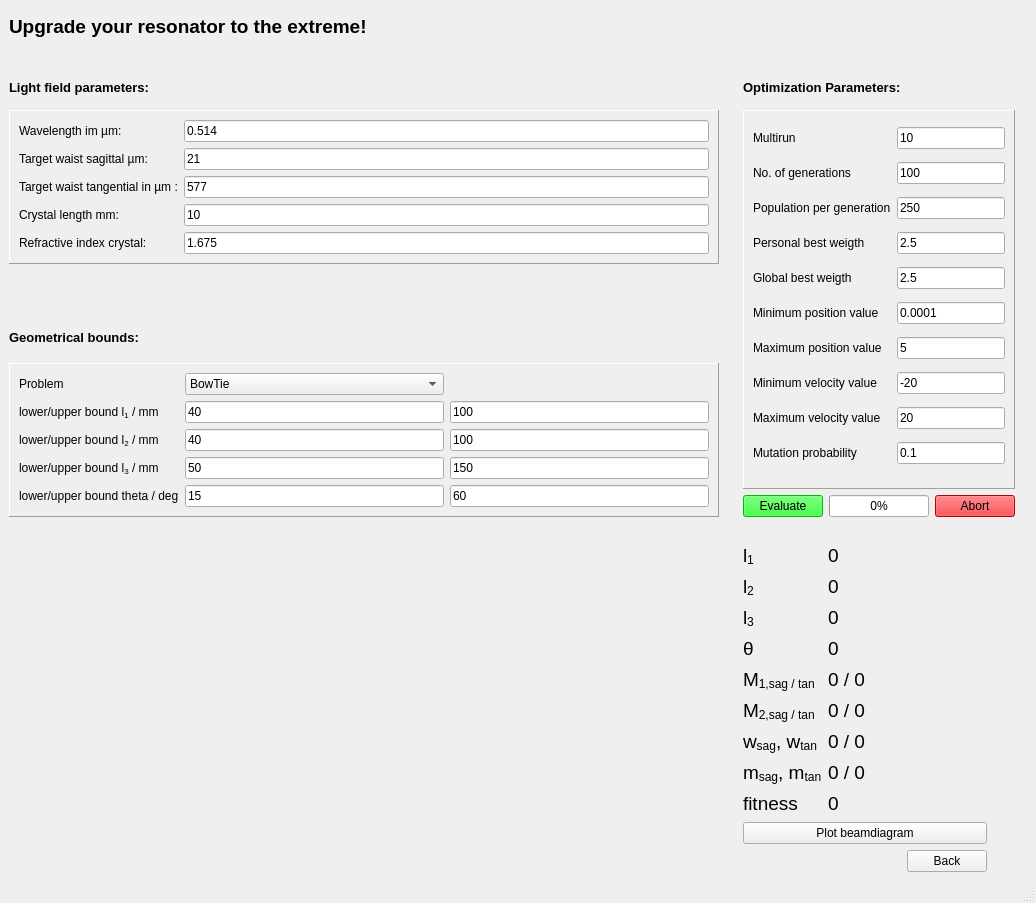
Before: the Qt Designer form assets/resonator_window.ui in NiceLaserGuy/GRay-CAD-2, drawn with Qt 5.
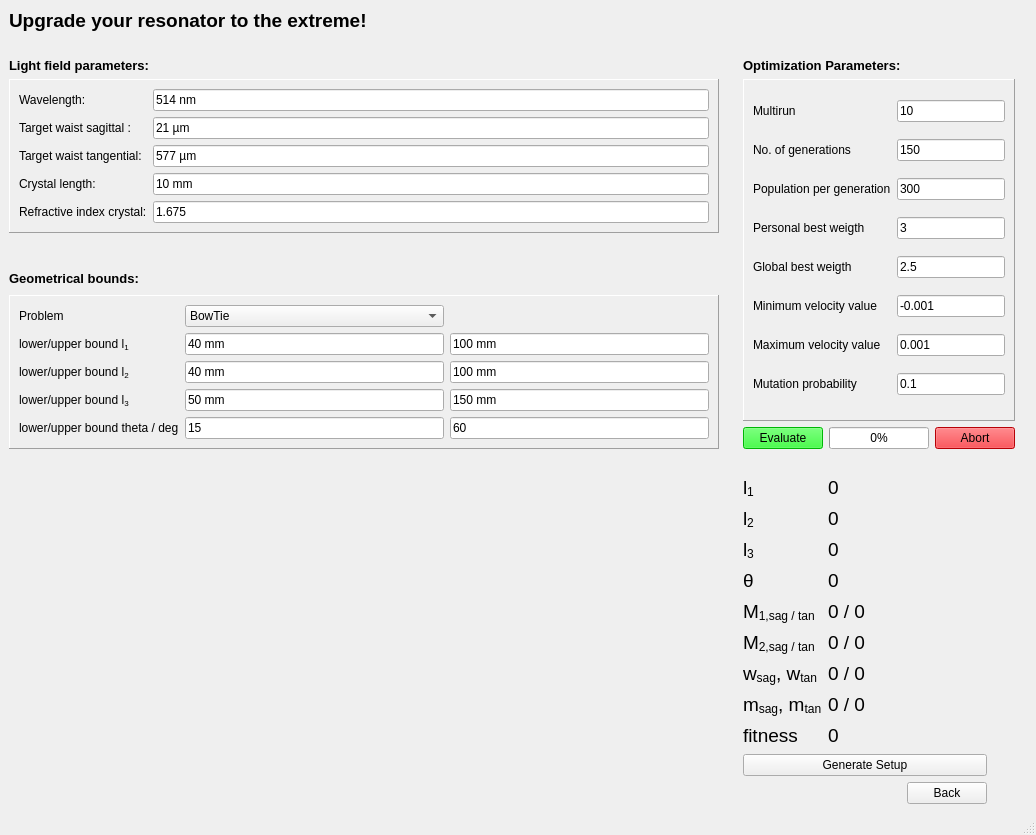
After: the same form once the commit is applied. Icons and pictures are not drawn.

Patch:
```diff
--- a/assets/resonator_window.ui
+++ b/assets/resonator_window.ui
@@ -7,7 +7,7 @@
     <x>0</x>
     <y>0</y>
     <width>1036</width>
-    <height>903</height>
+    <height>827</height>
    </rect>
   </property>
   <property name="windowTitle">
@@ -66,13 +66,6 @@
        <number>1</number>
       </property>
       <layout class="QGridLayout" name="gridLayout_3">
-       <item row="0" column="1">
-        <widget class="QLineEdit" name="edit_num_runs">
-         <property name="text">
-          <string>10</string>
-         </property>
-        </widget>
-       </item>
        <item row="0" column="0">
         <widget class="QLabel" name="label_30">
          <property name="text">
@@ -80,6 +73,20 @@
          </property>
         </widget>
        </item>
+       <item row="0" column="1">
+        <widget class="QLineEdit" name="edit_num_runs">
+         <property name="text">
+          <string>10</string>
+         </property>
+        </widget>
+       </item>
+       <item row="1" column="1">
+        <widget class="QLineEdit" name="edit_generation_number">
+         <property name="text">
+          <string>150</string>
+         </property>
+        </widget>
+       </item>
        <item row="3" column="0">
         <widget class="QLabel" name="label_10">
          <property name="text">
@@ -87,13 +94,6 @@
          </property>
         </widget>
        </item>
-       <item row="5" column="0">
-        <widget class="QLabel" name="label_17">
-         <property name="text">
-          <string>Minimum position value</string>
-         </property>
-        </widget>
-       </item>
        <item row="1" column="0">
         <widget class="QLabel" name="label_12">
          <property name="text">
@@ -101,52 +101,31 @@
          </property>
         </widget>
        </item>
-       <item row="1" column="1">
-        <widget class="QLineEdit" name="edit_generation_number">
+       <item row="2" column="1">
+        <widget class="QLineEdit" name="edit_population_number">
          <property name="text">
-          <string>100</string>
+          <string>300</string>
          </property>
         </widget>
        </item>
-       <item row="8" column="0">
-        <widget class="QLabel" name="label_22">
+       <item row="3" column="1">
+        <widget class="QLineEdit" name="edit_phi1_float">
          <property name="text">
-          <string>Maximum velocity value</string>
+          <string>3</string>
          </property>
         </widget>
        </item>
-       <item row="7" column="0">
+       <item row="5" column="0">
         <widget class="QLabel" name="label_21">
          <property name="text">
           <string>Minimum velocity value</string>
          </property>
         </widget>
        </item>
-       <item row="2" column="1">
-        <widget class="QLineEdit" name="edit_population_number">
+       <item row="6" column="0">
+        <widget class="QLabel" name="label_22">
          <property name="text">
-          <string>250</string>
-         </property>
-        </widget>
-       </item>
-       <item row="5" column="1">
-        <widget class="QLineEdit" name="edit_pmin">
-         <property name="text">
-          <string>0.0001</string>
-         </property>
-        </widget>
-       </item>
-       <item row="4" column="0">
-        <widget class="QLabel" name="label_14">
-         <property name="text">
-          <string>Global best weigth</string>
-         </property>
-        </widget>
-       </item>
-       <item row="8" column="1">
-        <widget class="QLineEdit" name="edit_smax">
-         <property name="text">
-          <string>20</string>
+          <string>Maximum velocity value</string>
          </property>
         </widget>
        </item>
@@ -157,24 +136,24 @@
          </property>
         </widget>
        </item>
-       <item row="6" column="0">
-        <widget class="QLabel" name="label_20">
-         <property name="text">
-          <string>Maximum position value</string>
-         </property>
-        </widget>
-       </item>
-       <item row="7" column="1">
-        <widget class="QLineEdit" name="edit_smin">
-         <property name="text">
-          <string>-20</string>
-         </property>
-        </widget>
-       </item>
        <item row="6" column="1">
-        <widget class="QLineEdit" name="edit_pmax">
+        <widget class="QLineEdit" name="edit_smax">
          <property name="text">
-          <string>5</string>
+          <string>0.001</string>
+         </property>
+        </widget>
+       </item>
+       <item row="4" column="0">
+        <widget class="QLabel" name="label_14">
+         <property name="text">
+          <string>Global best weigth</string>
+         </property>
+        </widget>
+       </item>
+       <item row="5" column="1">
+        <widget class="QLineEdit" name="edit_smin">
+         <property name="text">
+          <string>-0.001</string>
          </property>
         </widget>
        </item>
@@ -185,27 +164,20 @@
          </property>
         </widget>
        </item>
-       <item row="3" column="1">
-        <widget class="QLineEdit" name="edit_phi1_float">
-         <property name="text">
-          <string>2.5</string>
-         </property>
-        </widget>
-       </item>
-       <item row="9" column="1">
-        <widget class="QLineEdit" name="edit_mutation_probability">
-         <property name="text">
-          <string>0.1</string>
-         </property>
-        </widget>
-       </item>
-       <item row="9" column="0">
+       <item row="7" column="0">
         <widget class="QLabel" name="label_23">
          <property name="text">
           <string>Mutation probability</string>
          </property>
         </widget>
        </item>
+       <item row="7" column="1">
+        <widget class="QLineEdit" name="edit_mutation_probability">
+         <property name="text">
+          <string>0.1</string>
+         </property>
+        </widget>
+       </item>
       </layout>
      </widget>
     </item>
@@ -267,7 +239,7 @@
        <item row="4" column="0">
         <widget class="QLabel" name="label_16">
          <property name="text">
-          <string>lower/upper bound l&lt;sub&gt;3&lt;/sub&gt;  / mm</string>
+          <string>&lt;html&gt;&lt;head/&gt;&lt;body&gt;&lt;p&gt;lower/upper bound l&lt;span style=&quot; vertical-align:sub;&quot;&gt;3&lt;/span&gt;&lt;/p&gt;&lt;/body&gt;&lt;/html&gt;</string>
          </property>
         </widget>
        </item>
@@ -288,21 +260,21 @@
        <item row="4" column="1">
         <widget class="QLineEdit" name="edit_lower_bound_l3">
          <property name="text">
-          <string>50</string>
+          <string>50 mm</string>
          </property>
         </widget>
        </item>
        <item row="1" column="2">
         <widget class="QLineEdit" name="edit_upper_bound_l1">
          <property name="text">
-          <string>100</string>
+          <string>100 mm</string>
          </property>
         </widget>
        </item>
        <item row="1" column="1">
         <widget class="QLineEdit" name="edit_lower_bound_l1">
          <property name="text">
-          <string>40</string>
+          <string>40 mm</string>
          </property>
         </widget>
        </item>
@@ -326,7 +298,7 @@
        <item row="4" column="2">
         <widget class="QLineEdit" name="edit_upper_bound_l3">
          <property name="text">
-          <string>150</string>
+          <string>150 mm</string>
          </property>
         </widget>
        </item>
@@ -336,28 +308,28 @@
           <string notr="true"/>
          </property>
          <property name="text">
-          <string>lower/upper bound l&lt;sub&gt;1&lt;/sub&gt; / mm</string>
+          <string>&lt;html&gt;&lt;head/&gt;&lt;body&gt;&lt;p&gt;lower/upper bound l&lt;span style=&quot; vertical-align:sub;&quot;&gt;1&lt;/span&gt;&lt;/p&gt;&lt;/body&gt;&lt;/html&gt;</string>
          </property>
         </widget>
        </item>
        <item row="3" column="0">
         <widget class="QLabel" name="label_32">
          <property name="text">
-          <string>lower/upper bound l&lt;sub&gt;2&lt;/sub&gt; / mm</string>
+          <string>&lt;html&gt;&lt;head/&gt;&lt;body&gt;&lt;p&gt;lower/upper bound l&lt;span style=&quot; vertical-align:sub;&quot;&gt;2&lt;/span&gt;&lt;/p&gt;&lt;/body&gt;&lt;/html&gt;</string>
          </property>
         </widget>
        </item>
        <item row="3" column="1">
         <widget class="QLineEdit" name="edit_lower_bound_l2">
          <property name="text">
-          <string>40</string>
+          <string>40 mm</string>
          </property>
         </widget>
        </item>
        <item row="3" column="2">
         <widget class="QLineEdit" name="edit_upper_bound_l2">
          <property name="text">
-          <string>100</string>
+          <string>100 mm</string>
          </property>
         </widget>
        </item>
@@ -486,49 +458,49 @@
        <item row="1" column="0">
         <widget class="QLabel" name="label_2">
          <property name="text">
-          <string>Target waist sagittal µm:</string>
+          <string>Target waist sagittal :</string>
          </property>
         </widget>
        </item>
        <item row="2" column="0">
         <widget class="QLabel" name="label_3">
          <property name="text">
-          <string>Target waist tangential in µm :</string>
+          <string>Target waist tangential:</string>
          </property>
         </widget>
        </item>
        <item row="2" column="1">
         <widget class="QLineEdit" name="edit_target_waist_tan">
          <property name="text">
-          <string>577</string>
+          <string>577 µm</string>
          </property>
         </widget>
        </item>
        <item row="1" column="1">
         <widget class="QLineEdit" name="edit_target_waist_sag">
          <property name="text">
-          <string>21</string>
+          <string>21 µm</string>
          </property>
         </widget>
        </item>
        <item row="0" column="0">
         <widget class="QLabel" name="label_4">
          <property name="text">
-          <string>Wavelength im µm:</string>
+          <string>Wavelength:</string>
          </property>
         </widget>
        </item>
        <item row="0" column="1">
         <widget class="QLineEdit" name="edit_wavelength">
          <property name="text">
-          <string>0.514</string>
+          <string>514 nm</string>
          </property>
         </widget>
        </item>
        <item row="3" column="0">
         <widget class="QLabel" name="label_9">
          <property name="text">
-          <string>Crystal length mm:</string>
+          <string>Crystal length:</string>
          </property>
         </widget>
        </item>
@@ -542,7 +514,7 @@
        <item row="3" column="1">
         <widget class="QLineEdit" name="edit_crystal_length">
          <property name="text">
-          <string>10</string>
+          <string>10 mm</string>
          </property>
         </widget>
        </item>
@@ -835,9 +807,9 @@
        </widget>
       </item>
       <item row="9" column="0" colspan="2">
-       <widget class="QPushButton" name="pushButton_plot_beamdiagram">
+       <widget class="QPushButton" name="pushButton_generate_setup">
         <property name="text">
-         <string>Plot beamdiagram</string>
+         <string>Generate Setup</string>
         </property>
        </widget>
       </item>
```
